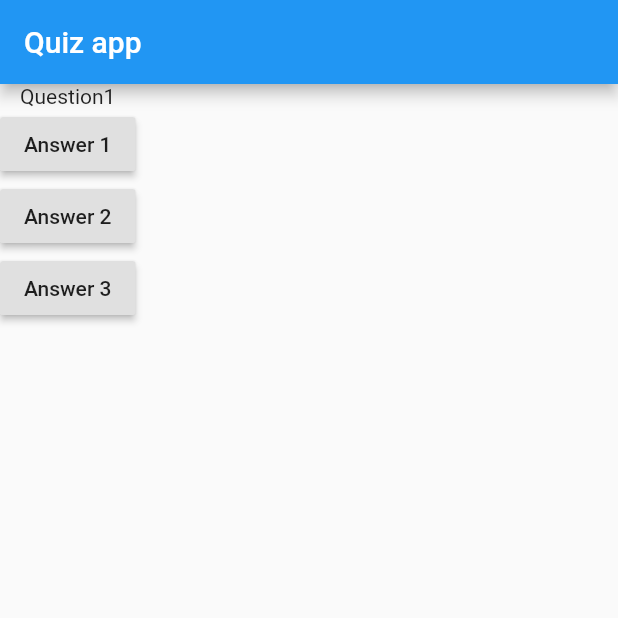
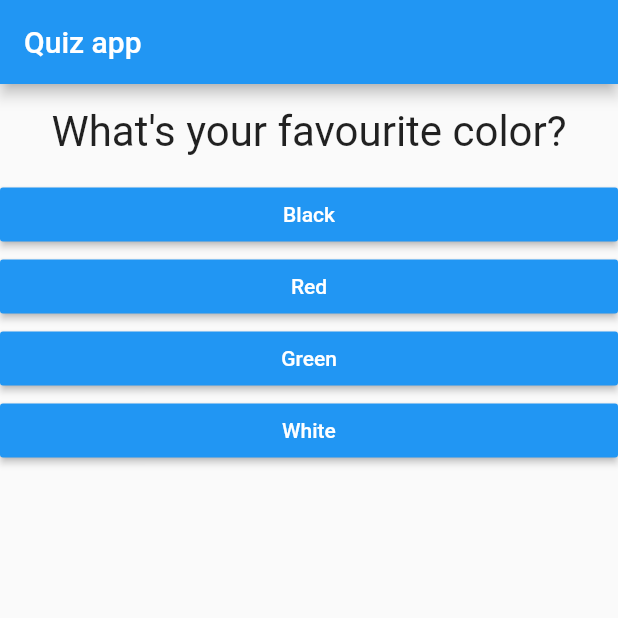
Before and after one commit to LeftTwixWand/HelloFlutter, a Flutter app: the screen it shows after launch, on a phone screen of 412 x 824 dp, the top half of it. Run offline on Flutter 3.47's test engine with Material 2 defaults, Android fonts, the phone set to English and light mode, and no system bars.

Commit message:
Dynamically added list of answers

```diff
--- /dev/null
+++ b/lib/answer.dart
@@ -0,0 +1,21 @@
+import 'package:flutter/material.dart';
+
+class Answer extends StatelessWidget {
+  final Function _onPressedHandler;
+  final String _answerText;
+
+  Answer(this._answerText, this._onPressedHandler);
+
+  @override
+  Widget build(BuildContext context) {
+    return Container(
+      width: double.infinity,
+      child: RaisedButton(
+        color: Colors.blue,
+        textColor: Colors.white,
+        child: Text(_answerText),
+        onPressed: _onPressedHandler,
+      ),
+    );
+  }
+}
--- a/lib/main.dart
+++ b/lib/main.dart
@@ -1,4 +1,6 @@
 import 'package:flutter/material.dart';
+import 'package:helloflutter/answer.dart';
+import 'package:helloflutter/question.dart';
 
 void main() => runApp(MyApp());
 
@@ -10,23 +12,31 @@ class MyApp extends StatefulWidget {
 }
 
 class MyAppState extends State<MyApp> {
-  var questionIndex = 0;
-  void answerQuestion() {
+  var _questionIndex = 0;
+  void _answerQuestion() {
     setState(() {
-      questionIndex = questionIndex + 1;
+      _questionIndex = _questionIndex + 1;
     });
 
-    print(questionIndex);
+    print(_questionIndex);
   }
 
   // This widget is the root of your application.
   @override
   Widget build(BuildContext context) {
-    var questions = [
-      "Question1",
-      "Question2",
-      "Question3",
-      "Question4",
+    const questions = const [
+      {
+        'questionText': 'What\'s your favourite color?',
+        'answers': ['Black', 'Red', 'Green', 'White']
+      },
+      {
+        'questionText': 'What\'s your favourite animal?',
+        'answers': ['Cat', 'Dog', 'Rabbit', 'Lion']
+      },
+      {
+        'questionText': 'Who\'s your favourite instructor?',
+        'answers': ['Max', 'Max']
+      },
     ];
 
     return MaterialApp(
@@ -36,21 +46,12 @@ class MyAppState extends State<MyApp> {
         ),
         body: Column(
           children: [
-            Text(
-              questions[questionIndex],
+            Question(
+              questions[_questionIndex]['questionText'],
             ),
-            RaisedButton(
-              child: Text("Answer 1"),
-              onPressed: answerQuestion,
-            ),
-            RaisedButton(
-              child: Text("Answer 2"),
-              onPressed: answerQuestion,
-            ),
-            RaisedButton(
-              child: Text("Answer 3"),
-              onPressed: answerQuestion,
-            ),
+            ...(questions[_questionIndex]['answers'] as List<String>)
+                .map((answer) => Answer(answer, _answerQuestion))
+                .toList()
           ],
         ),
       ),
--- /dev/null
+++ b/lib/question.dart
@@ -0,0 +1,20 @@
+import 'package:flutter/material.dart';
+
+class Question extends StatelessWidget {
+  final String questionText;
+
+  Question(this.questionText);
+
+  @override
+  Widget build(BuildContext context) {
+    return Container(
+      width: double.infinity,
+      margin: EdgeInsets.all(15),
+      child: Text(
+        questionText,
+        style: TextStyle(fontSize: 28),
+        textAlign: TextAlign.center,
+      ),
+    );
+  }
+}
```
